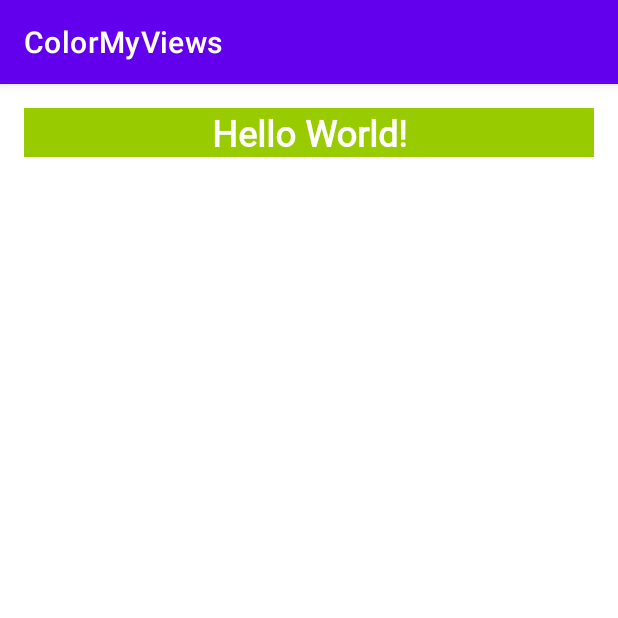
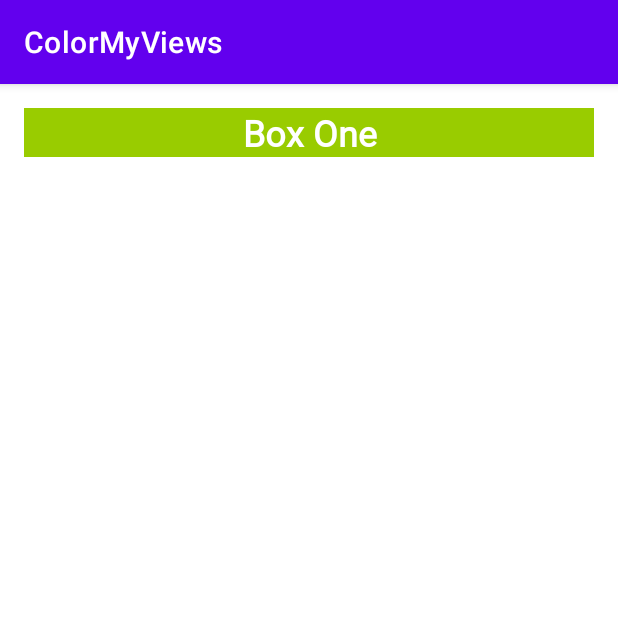
Before and after one commit to praveendias1180/ColorMyViews, an Android app: the screen it shows after launch (MainActivity), on a phone screen of 412 x 824 dp, the top half of it. Run offline under Robolectric (Android 15) with nearby library versions, the phone set to English and light mode, and no system bars.

Commit message:
Added strings and refactoring.

```diff
--- a/app/src/main/res/layout/activity_main.xml
+++ b/app/src/main/res/layout/activity_main.xml
@@ -11,13 +11,11 @@
         style="@style/WhiteBox"
         android:layout_width="0dp"
         android:layout_height="wrap_content"
-        android:layout_marginStart="16dp"
-        android:layout_marginTop="16dp"
-        android:layout_marginEnd="16dp"
-        android:fontFamily="@font/roboto"
-        android:text="Hello World!"
+        android:layout_marginStart="@dimen/margin_wide"
+        android:layout_marginTop="@dimen/margin_wide"
+        android:layout_marginEnd="@dimen/margin_wide"
+        android:text="@string/box_one"
         app:layout_constraintEnd_toEndOf="parent"
-        app:layout_constraintHorizontal_bias="0.0"
         app:layout_constraintStart_toStartOf="parent"
         app:layout_constraintTop_toTopOf="parent" />
 
--- a/app/src/main/res/values/strings.xml
+++ b/app/src/main/res/values/strings.xml
@@ -1,3 +1,4 @@
 <resources>
     <string name="app_name">ColorMyViews</string>
+    <string name="box_one">Box One</string>
 </resources>
```
